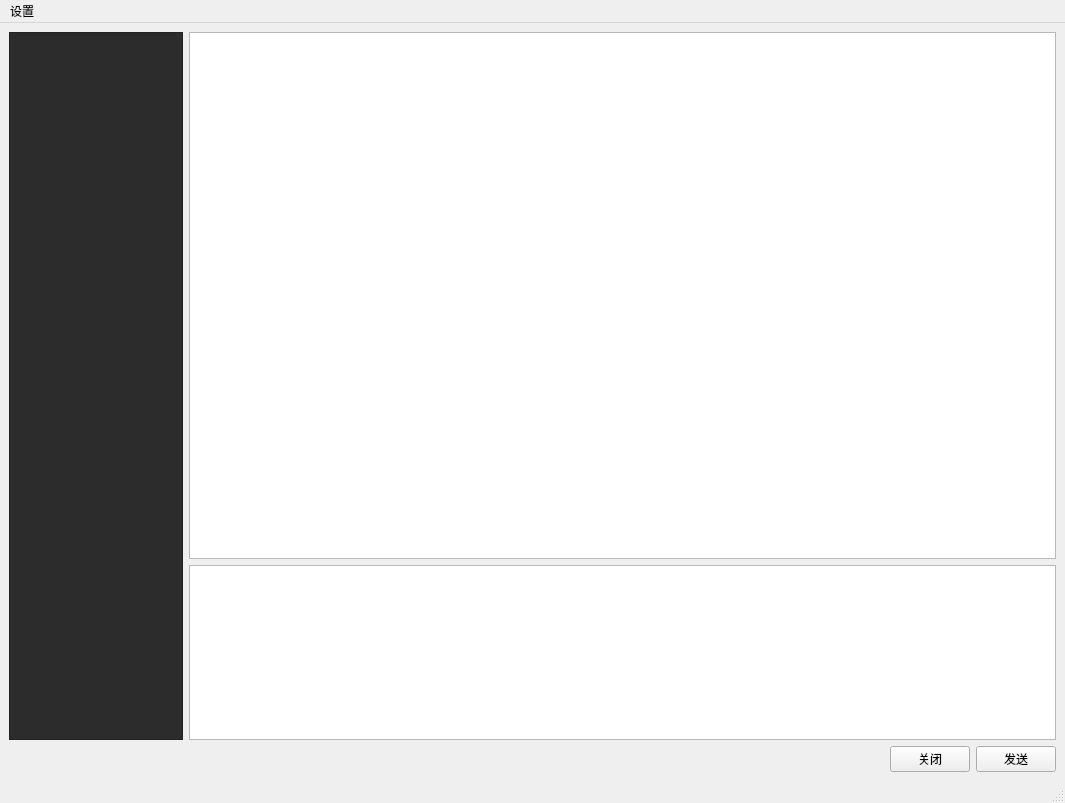
Old version of the form ChatgptClient.ui in the repository longly-boat/ChatgptClient.
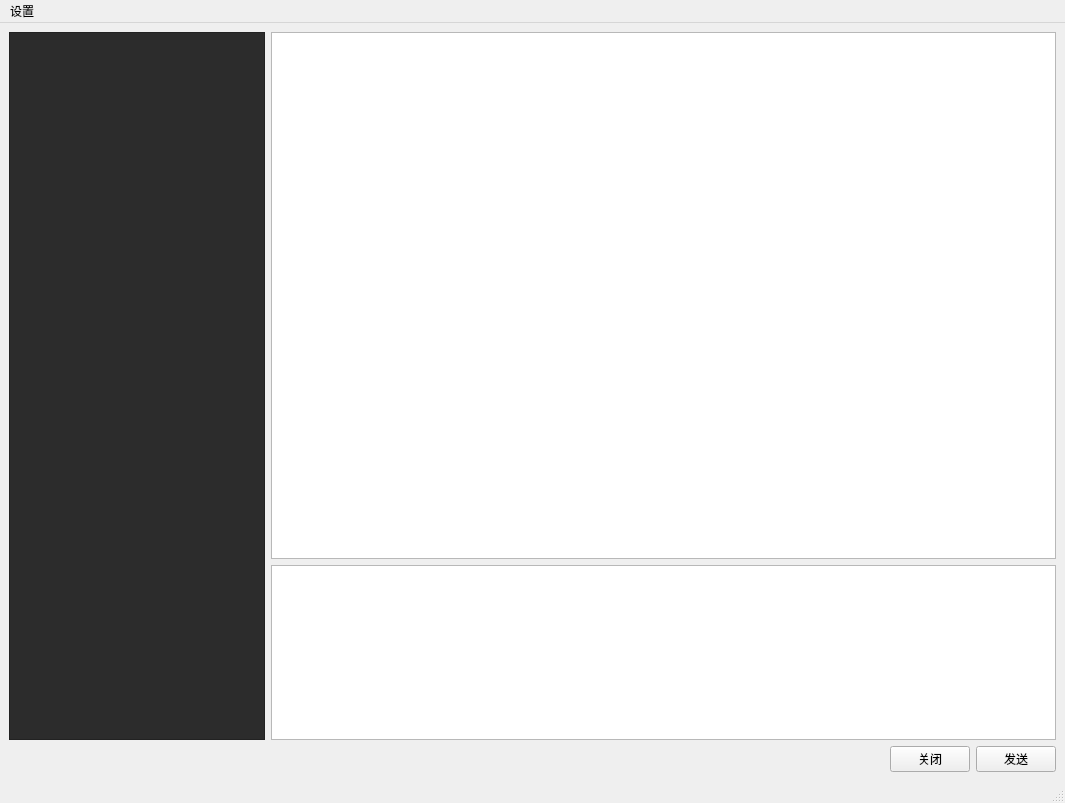
New version of the form.

Commit message: 更改ui

What changed in the file:
```diff
--- a/ChatgptClient.ui
+++ b/ChatgptClient.ui
@@ -16,9 +16,9 @@
   <widget class="QWidget" name="centralwidget">
    <layout class="QVBoxLayout" name="verticalLayout_2">
     <item>
-     <layout class="QHBoxLayout" name="horizontalLayout_2" stretch="1,5">
+     <layout class="QHBoxLayout" name="horizontalLayout_2" stretch="0,5">
       <item>
-       <widget class="QListView" name="HistoryView">
+       <widget class="QListWidget" name="HistoryView">
         <property name="styleSheet">
          <string notr="true">background-color: rgb(44, 44, 44);</string>
         </property>
@@ -27,7 +27,7 @@
       <item>
        <layout class="QVBoxLayout" name="verticalLayout" stretch="3,1">
         <item>
-         <widget class="QListView" name="listView"/>
+         <widget class="QListWidget" name="listWidget"/>
         </item>
         <item>
          <widget class="QTextEdit" name="chatbox"/>
```
Left out of the diff: 3 changed lines with no effect on the pictures. The commit also changes 1 other file.
